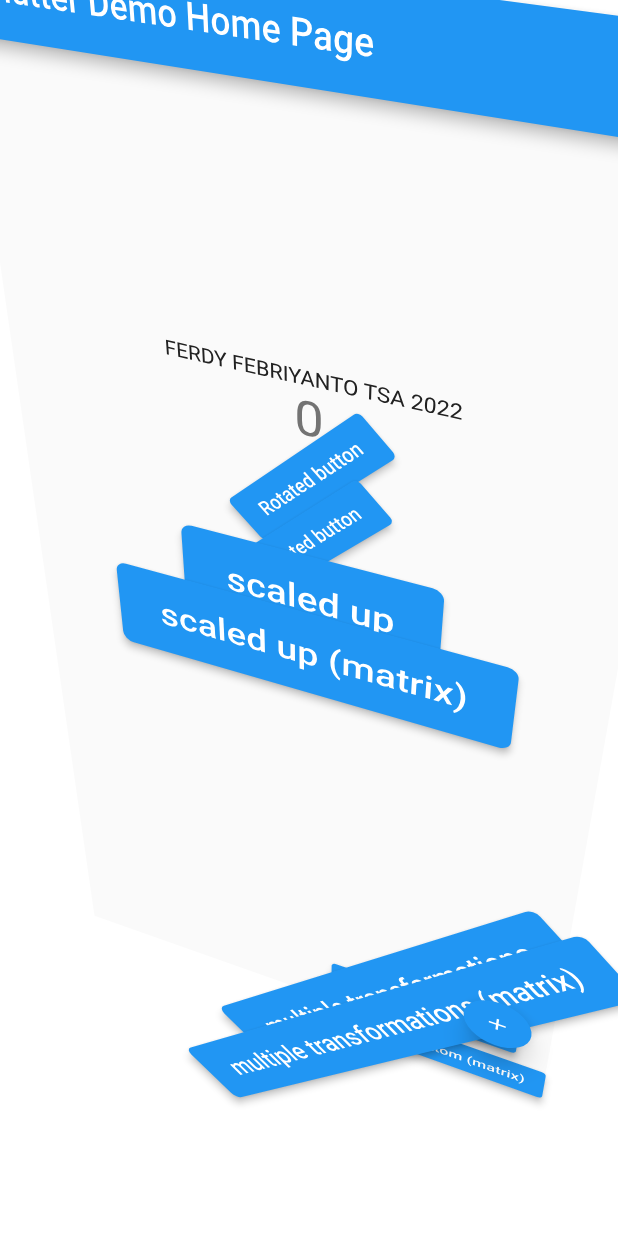
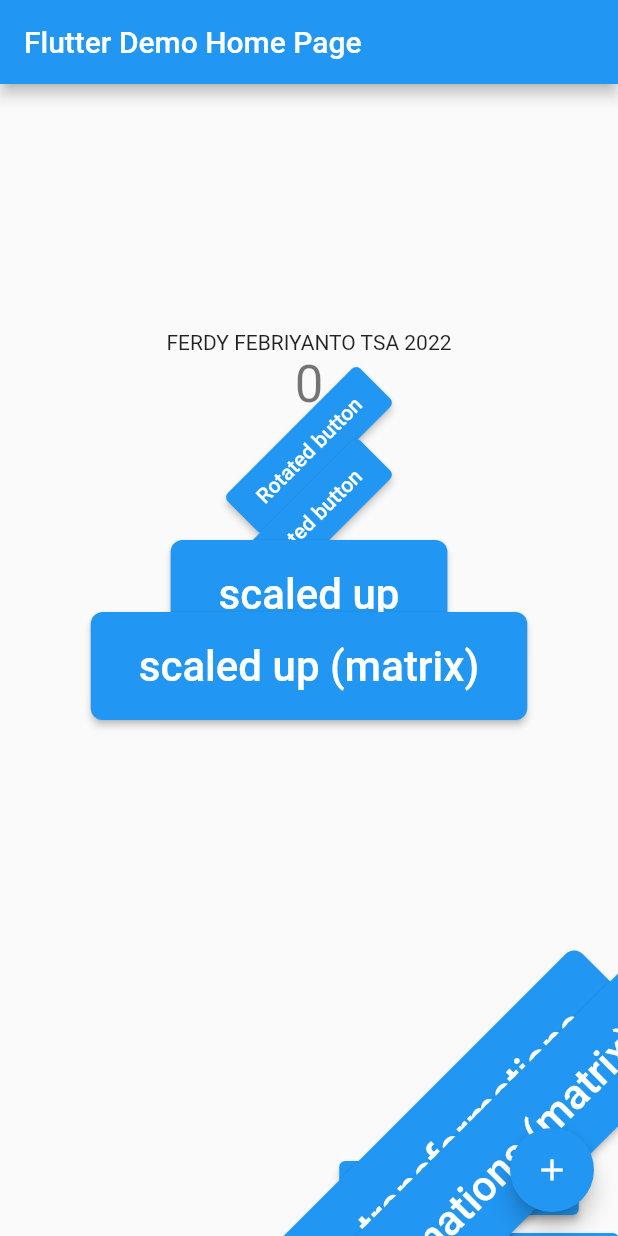
Before and after one commit to ferdyfebriyanto/flutter_transform, a Flutter app: the screen it shows after launch, on a phone screen of 412 x 824 dp. Run offline on Flutter 3.47's test engine with Material 2 defaults, Android fonts, the phone set to English and light mode, and no system bars.

Commit message:
Update tugas 2, menambahakan gesture detector

```diff
--- a/lib/main.dart
+++ b/lib/main.dart
@@ -33,7 +33,8 @@ class MyHomePage extends StatefulWidget {
 
 class _MyHomePageState extends State<MyHomePage> {
   int _counter = 0;
-  Offset _offset = Offset(0.4, 0.7); // new
+  // Offset _offset = Offset(0.4, 0.7); // new
+  Offset _offset = Offset.zero; // changed
 
   void _incrementCounter() {
     setState(() {
```
